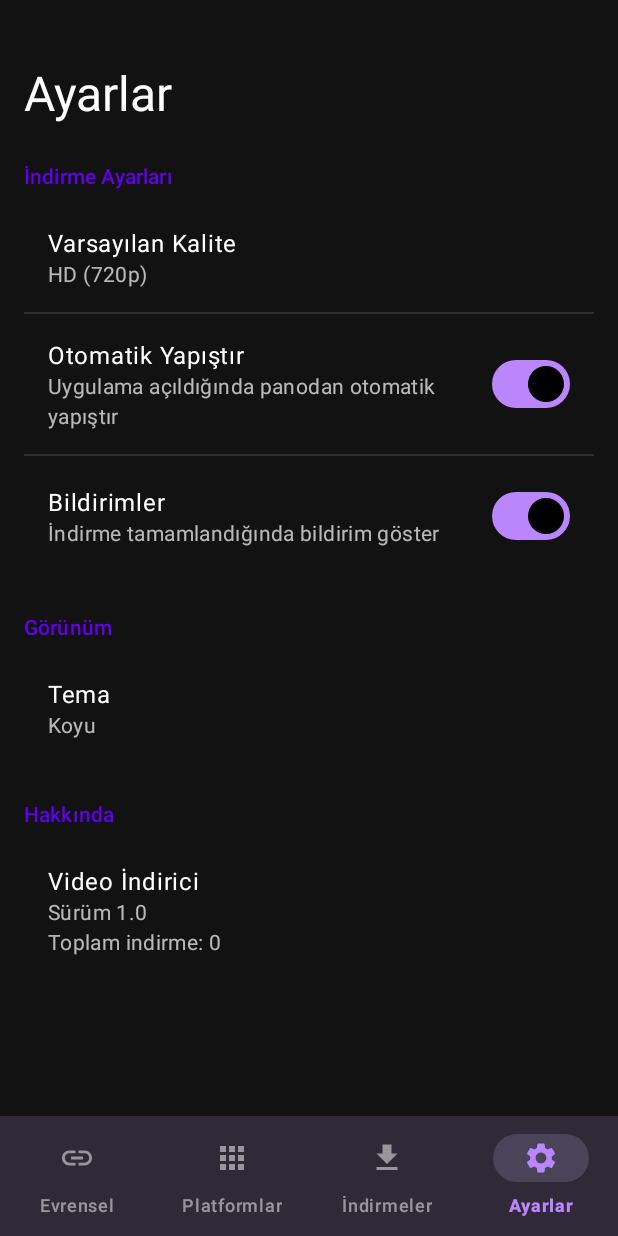
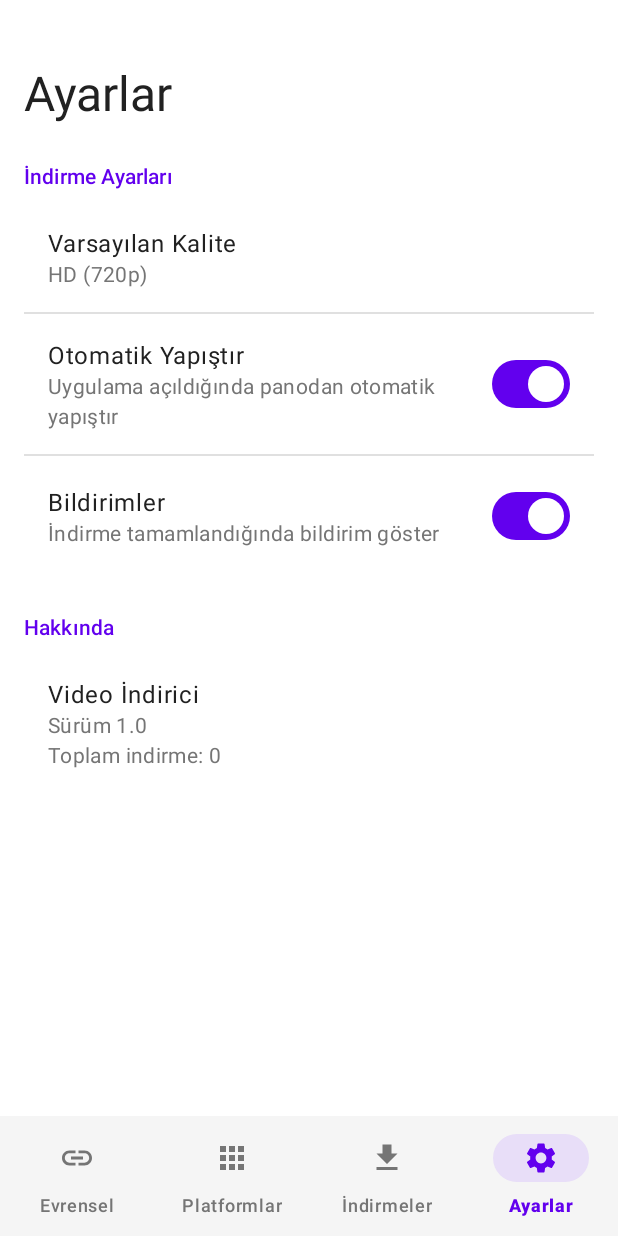
Before and after one commit to ahmetemrew/VideoDownloader, an Android app: the SettingsFragment screen opened through its navigation route, on a phone screen of 412 x 824 dp. Run offline under Robolectric (Android 15) with nearby library versions, the phone set to English and light mode, and no system bars; our stand-ins replace Room's generated code, navigation-ui; pictures from the network do not load.

Commit message:
Switch to light theme, fix keyboard behavior, remove theme settings

```diff
--- a/app/src/main/AndroidManifest.xml
+++ b/app/src/main/AndroidManifest.xml
@@ -36,7 +36,8 @@
         <activity
             android:name=".MainActivity"
             android:exported="true"
-            android:launchMode="singleTask">
+            android:launchMode="singleTask"
+            android:windowSoftInputMode="adjustPan">
             <intent-filter>
                 <action android:name="android.intent.action.MAIN" />
                 <category android:name="android.intent.category.LAUNCHER" />
--- a/app/src/main/java/com/basitce/videodownloader/ui/settings/SettingsFragment.kt
+++ b/app/src/main/java/com/basitce/videodownloader/ui/settings/SettingsFragment.kt
@@ -52,11 +52,6 @@ class SettingsFragment : Fragment() {
             showQualityDialog()
         }
 
-        // Tema seçimi
-        binding.settingTheme.setOnClickListener {
-            showThemeDialog()
-        }
-
         // Auto-paste switch
         binding.switchAutoPaste.setOnCheckedChangeListener { _, isChecked ->
             appPreferences.autoPasteEnabled = isChecked
@@ -73,7 +68,6 @@ class SettingsFragment : Fragment() {
         binding.switchAutoPaste.isChecked = appPreferences.autoPasteEnabled
         binding.switchNotifications.isChecked = appPreferences.notificationsEnabled
         updateQualityDisplay()
-        updateThemeDisplay()
         updateStats()
     }
 
@@ -110,33 +104,6 @@ class SettingsFragment : Fragment() {
         binding.qualityValue.text = "${quality.label} (${quality.resolution})"
     }
 
-    private fun showThemeDialog() {
-        val themes = arrayOf(
-            getString(R.string.theme_light),
-            getString(R.string.theme_dark),
-            getString(R.string.theme_system)
-        )
-
-        AlertDialog.Builder(requireContext())
-            .setTitle(R.string.setting_theme)
-            .setSingleChoiceItems(themes, appPreferences.theme) { dialog, which ->
-                appPreferences.theme = which
-                updateThemeDisplay()
-                dialog.dismiss()
-                Toast.makeText(context, "Tema değişikliği uygulama yeniden başlatıldığında etkin olacak", Toast.LENGTH_LONG).show()
-            }
-            .setNegativeButton(R.string.dialog_cancel, null)
-            .show()
-    }
-
-    private fun updateThemeDisplay() {
-        binding.themeValue.text = when (appPreferences.theme) {
-            AppPreferences.THEME_LIGHT -> getString(R.string.theme_light)
-            AppPreferences.THEME_DARK -> getString(R.string.theme_dark)
-            else -> getString(R.string.theme_system)
-        }
-    }
-
     override fun onDestroyView() {
         super.onDestroyView()
         _binding = null
--- a/app/src/main/res/color/bottom_nav_item_color.xml
+++ b/app/src/main/res/color/bottom_nav_item_color.xml
@@ -1,5 +1,5 @@
 <?xml version="1.0" encoding="utf-8"?>
 <selector xmlns:android="http://schemas.android.com/apk/res/android">
-    <item android:color="@color/primary" android:state_checked="true"/>
-    <item android:color="@color/text_secondary" android:state_checked="false"/>
+    <item android:color="@color/purple_500" android:state_checked="true"/>
+    <item android:color="@color/text_secondary"/>
 </selector>
--- a/app/src/main/res/layout/fragment_settings.xml
+++ b/app/src/main/res/layout/fragment_settings.xml
@@ -144,43 +144,6 @@
 
         </LinearLayout>
 
-        <!-- Appearance Section -->
-        <TextView
-            android:layout_width="match_parent"
-            android:layout_height="wrap_content"
-            android:text="Görünüm"
-            android:textAppearance="@style/TextAppearance.Material3.TitleSmall"
-            android:textColor="@color/primary"
-            android:layout_marginTop="24dp"
-            android:layout_marginBottom="8dp" />
-
-        <!-- Theme -->
-        <LinearLayout
-            android:id="@+id/setting_theme"
-            android:layout_width="match_parent"
-            android:layout_height="wrap_content"
-            android:orientation="vertical"
-            android:padding="16dp"
-            android:background="?attr/selectableItemBackground"
-            android:clickable="true"
-            android:focusable="true">
-
-            <TextView
-                android:layout_width="match_parent"
-                android:layout_height="wrap_content"
-                android:text="@string/setting_theme"
-                android:textAppearance="@style/TextAppearance.Material3.BodyLarge"
-                android:textColor="@color/text_primary" />
-
-            <TextView
-                android:id="@+id/theme_value"
-                android:layout_width="match_parent"
-                android:layout_height="wrap_content"
-                android:text="@string/theme_system"
-                android:textAppearance="@style/TextAppearance.Material3.BodyMedium"
-                android:textColor="@color/text_secondary" />
-
-        </LinearLayout>
 
         <!-- About Section -->
         <TextView
--- a/app/src/main/res/values-night/themes.xml
+++ b/app/src/main/res/values-night/themes.xml
@@ -1,23 +1,23 @@
 <resources xmlns:tools="http://schemas.android.com/tools">
-    <!-- Dark theme -->
-    <style name="Theme.VideoDownloader" parent="Theme.Material3.Dark.NoActionBar">
-        <!-- Primary brand color -->
-        <item name="colorPrimary">@color/purple_200</item>
+    <!-- Night theme - Force same as day (Light theme) -->
+    <style name="Theme.VideoDownloader" parent="Theme.Material3.Light.NoActionBar">
+        <item name="colorPrimary">@color/purple_500</item>
         <item name="colorPrimaryVariant">@color/purple_700</item>
-        <item name="colorOnPrimary">@color/black</item>
+        <item name="colorOnPrimary">@color/white</item>
 
-        <!-- Secondary brand color -->
-        <item name="colorSecondary">@color/teal_200</item>
-        <item name="colorSecondaryVariant">@color/teal_200</item>
-        <item name="colorOnSecondary">@color/black</item>
+        <item name="colorSecondary">@color/teal_700</item>
+        <item name="colorSecondaryVariant">@color/teal_700</item>
+        <item name="colorOnSecondary">@color/white</item>
 
-        <!-- Background and surface -->
-        <item name="android:colorBackground">@color/background_dark</item>
-        <item name="colorSurface">@color/surface_dark</item>
+        <item name="android:colorBackground">@color/white</item>
+        <item name="colorSurface">@color/white</item>
+        <item name="colorOnBackground">@color/text_primary</item>
+        <item name="colorOnSurface">@color/text_primary</item>
 
-        <!-- Status bar -->
-        <item name="android:statusBarColor">@android:color/transparent</item>
-        <item name="android:navigationBarColor">@android:color/transparent</item>
-        <item name="android:windowLightStatusBar">false</item>
+        <item name="android:statusBarColor">@color/white</item>
+        <item name="android:navigationBarColor">@color/surface_light</item>
+        <item name="android:windowLightStatusBar">true</item>
+
+        <item name="bottomNavigationStyle">@style/Widget.VideoDownloader.BottomNavigation</item>
     </style>
 </resources>
--- a/app/src/main/res/values/colors.xml
+++ b/app/src/main/res/values/colors.xml
@@ -9,13 +9,14 @@
     <color name="secondary_variant">#018786</color>
     <color name="on_secondary">#000000</color>
 
-    <!-- Background Colors -->
+    <!-- Background Colors (Light Theme) -->
     <color name="background">#FFFFFF</color>
     <color name="surface">#FFFFFF</color>
+    <color name="surface_light">#F5F5F5</color>
     <color name="on_background">#000000</color>
     <color name="on_surface">#000000</color>
 
-    <!-- Dark Theme Colors -->
+    <!-- Dark Theme Colors (not used but kept for compatibility) -->
     <color name="background_dark">#121212</color>
     <color name="surface_dark">#1E1E1E</color>
     <color name="surface_elevated_dark">#2D2D2D</color>
@@ -47,16 +48,16 @@
     <color name="error">#F44336</color>
     <color name="info">#2196F3</color>
 
-    <!-- Text Colors (Dark Theme - Light text on dark background) -->
-    <color name="text_primary">#FFFFFF</color>
-    <color name="text_secondary">#B3FFFFFF</color>
-    <color name="text_hint">#80FFFFFF</color>
-    <color name="text_disabled">#4DFFFFFF</color>
+    <!-- Text Colors (Light Theme - Dark text on light background) -->
+    <color name="text_primary">#212121</color>
+    <color name="text_secondary">#757575</color>
+    <color name="text_hint">#9E9E9E</color>
+    <color name="text_disabled">#BDBDBD</color>
 
-    <!-- UI Colors (Dark Theme) -->
-    <color name="divider">#2D2D2D</color>
-    <color name="card_background">#1E1E1E</color>
-    <color name="ripple">#1FFFFFFF</color>
+    <!-- UI Colors (Light Theme) -->
+    <color name="divider">#E0E0E0</color>
+    <color name="card_background">#FFFFFF</color>
+    <color name="ripple">#1F000000</color>
 
     <!-- Download Progress Colors -->
     <color name="progress_background">#E0E0E0</color>
--- a/app/src/main/res/values/themes.xml
+++ b/app/src/main/res/values/themes.xml
@@ -1,26 +1,26 @@
 <resources xmlns:tools="http://schemas.android.com/tools">
-    <!-- Base application theme - FORCED DARK -->
-    <style name="Theme.VideoDownloader" parent="Theme.Material3.Dark.NoActionBar">
+    <!-- Base application theme - LIGHT THEME -->
+    <style name="Theme.VideoDownloader" parent="Theme.Material3.Light.NoActionBar">
         <!-- Primary brand color -->
-        <item name="colorPrimary">@color/purple_200</item>
+        <item name="colorPrimary">@color/purple_500</item>
         <item name="colorPrimaryVariant">@color/purple_700</item>
-        <item name="colorOnPrimary">@color/black</item>
+        <item name="colorOnPrimary">@color/white</item>
 
         <!-- Secondary brand color -->
-        <item name="colorSecondary">@color/teal_200</item>
+        <item name="colorSecondary">@color/teal_700</item>
         <item name="colorSecondaryVariant">@color/teal_700</item>
-        <item name="colorOnSecondary">@color/black</item>
+        <item name="colorOnSecondary">@color/white</item>
 
         <!-- Background and surface -->
-        <item name="android:colorBackground">@color/background_dark</item>
-        <item name="colorSurface">@color/surface_dark</item>
-        <item name="colorOnBackground">@color/white</item>
-        <item name="colorOnSurface">@color/white</item>
+        <item name="android:colorBackground">@color/white</item>
+        <item name="colorSurface">@color/white</item>
+        <item name="colorOnBackground">@color/text_primary</item>
+        <item name="colorOnSurface">@color/text_primary</item>
 
         <!-- Status bar -->
-        <item name="android:statusBarColor">@android:color/transparent</item>
-        <item name="android:navigationBarColor">@color/background_dark</item>
-        <item name="android:windowLightStatusBar">false</item>
+        <item name="android:statusBarColor">@color/white</item>
+        <item name="android:navigationBarColor">@color/surface_light</item>
+        <item name="android:windowLightStatusBar">true</item>
 
         <!-- Bottom Navigation -->
         <item name="bottomNavigationStyle">@style/Widget.VideoDownloader.BottomNavigation</item>
@@ -28,17 +28,17 @@
 
     <!-- Bottom Navigation Style -->
     <style name="Widget.VideoDownloader.BottomNavigation" parent="Widget.Material3.BottomNavigationView">
-        <item name="backgroundTint">@color/surface_dark</item>
-        <item name="itemIconTint">@color/bottom_nav_item_color_dark</item>
-        <item name="itemTextColor">@color/bottom_nav_item_color_dark</item>
+        <item name="backgroundTint">@color/surface_light</item>
+        <item name="itemIconTint">@color/bottom_nav_item_color</item>
+        <item name="itemTextColor">@color/bottom_nav_item_color</item>
         <item name="labelVisibilityMode">labeled</item>
     </style>
 
     <!-- Card Style -->
     <style name="Widget.VideoDownloader.Card" parent="Widget.Material3.CardView.Elevated">
         <item name="cardCornerRadius">16dp</item>
-        <item name="cardElevation">4dp</item>
-        <item name="cardBackgroundColor">@color/surface_elevated_dark</item>
+        <item name="cardElevation">2dp</item>
+        <item name="cardBackgroundColor">@color/surface_light</item>
     </style>
 
     <!-- Button Styles -->
```
